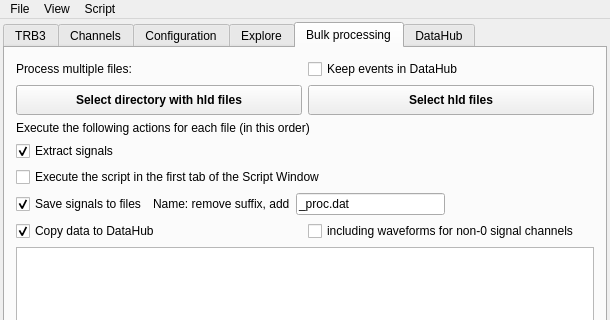
andrmor/TRB3reader, file GUI/mainwindow.ui: the form before one commit; both pictures show x 0 to 610 and y 0 to 320 of the 610 by 629 pixel window.
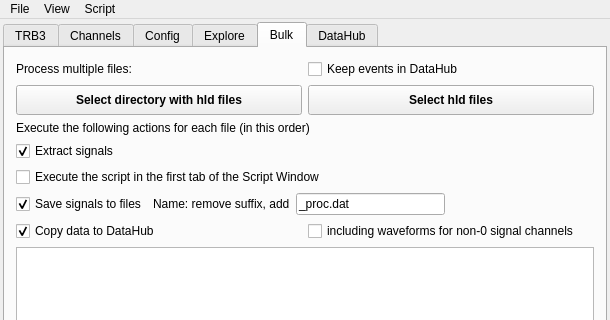
The form after the commit. The open tabs and pages were chosen to show the change.

Commit message: Added core.StartExternalProcess

What changed in the file:
```diff
--- a/GUI/mainwindow.ui
+++ b/GUI/mainwindow.ui
@@ -461,7 +461,7 @@
       </widget>
       <widget class="QWidget" name="tab_4">
        <attribute name="title">
-        <string>Configuration</string>
+        <string>Config</string>
        </attribute>
        <layout class="QVBoxLayout" name="verticalLayout_18">
         <item>
@@ -2515,7 +2515,7 @@
       </widget>
       <widget class="QWidget" name="tab_3">
        <attribute name="title">
-        <string>Bulk processing</string>
+        <string>Bulk</string>
        </attribute>
        <layout class="QVBoxLayout" name="verticalLayout_5">
         <item>
```
Left out of the diff: 4 changed lines with no effect on the pictures. The commit also changes 2 other files.
